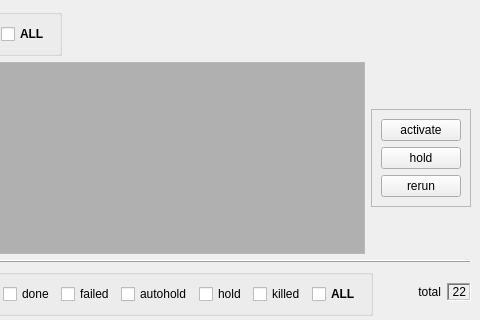
Before: the Qt Designer form rbhusUI/lib/rbhusListMod.ui in aumanimationstudios/rbhus, drawn with Qt 5; both pictures show x 319 to 799 and y 0 to 320 of the 799 by 666 pixel window.
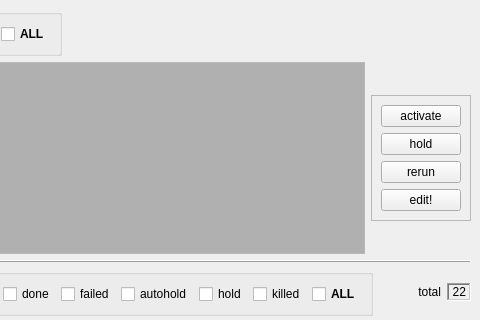
After: the same form once the commit is applied.

The edit to the form file:
```diff
--- a/rbhusUI/lib/rbhusListMod.ui
+++ b/rbhusUI/lib/rbhusListMod.ui
@@ -279,6 +279,13 @@
              </property>
             </widget>
            </item>
+           <item>
+            <widget class="QPushButton" name="taskEdit">
+             <property name="text">
+              <string>edit!</string>
+             </property>
+            </widget>
+           </item>
           </layout>
          </widget>
         </item>
```
